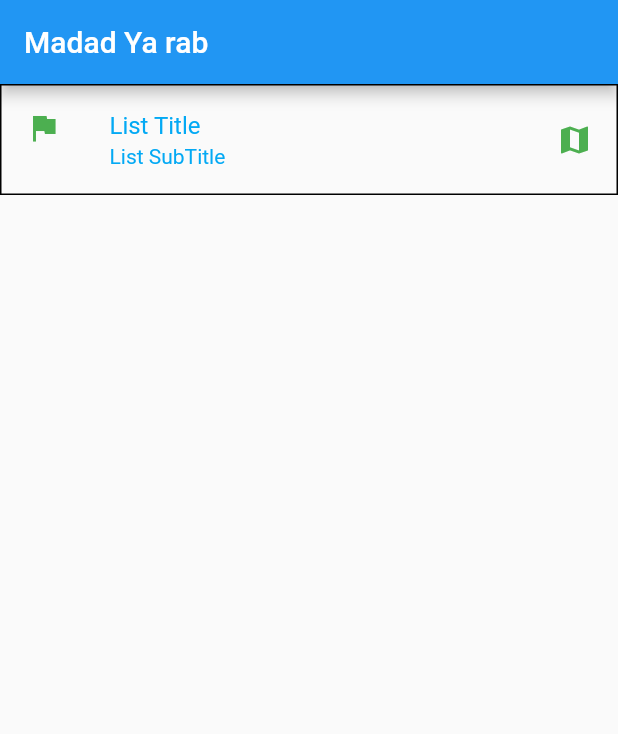
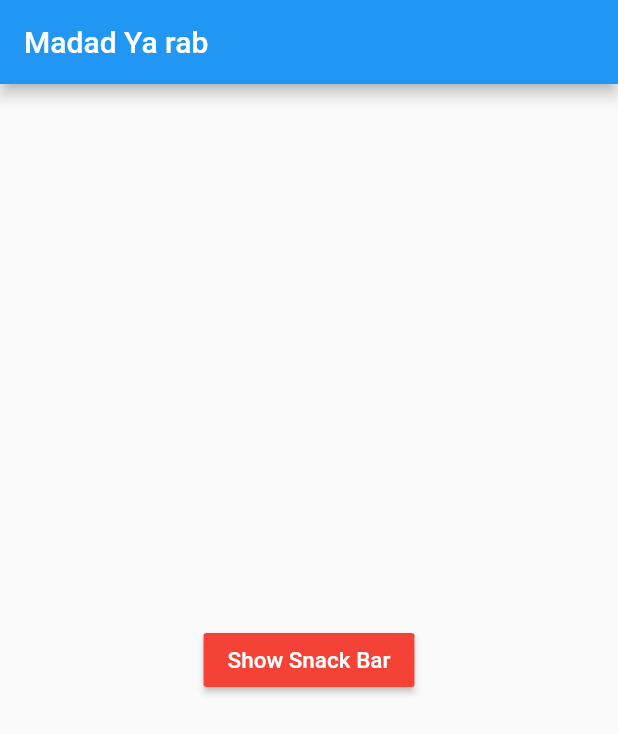
Before and after one commit to nash-2023/0003, a Flutter app: the screen it shows after launch, on a phone screen of 412 x 824 dp. Shown: the top 734 px of the screen. Run offline on Flutter 3.47's test engine with Material 2 defaults, Android fonts, the phone set to English and light mode, and no system bars.

Commit message:
mehwar pc

```diff
--- a/app_3/lib/main.dart
+++ b/app_3/lib/main.dart
@@ -15,6 +15,8 @@ import 'package:app_3/tRadio.dart';
 import 'package:app_3/tRadioList.dart';
 import 'package:app_3/tSwitch.dart';
 import 'package:app_3/tlistTile.dart';
+import 'package:app_3/tcircleAvatar.dart';
+import 'package:app_3/tsnackBar.dart';
 
 void main() {
   runApp(const MyApp());
@@ -31,13 +33,13 @@ class MyApp extends StatelessWidget {
       theme: ThemeData(
         primarySwatch: Colors.blue,
       ),
-      home: const MyHomePage(title: 'Madad Ya rab'),
+      home: MyHomePage(title: 'Madad Ya rab'),
     );
   }
 }
 
 class MyHomePage extends StatelessWidget {
-  const MyHomePage({Key? key, required this.title}) : super(key: key);
+  MyHomePage({Key? key, required this.title}) : super(key: key);
   final String title;
   @override
   Widget build(BuildContext context) {
@@ -45,7 +47,8 @@ class MyHomePage extends StatelessWidget {
       appBar: AppBar(
         title: Text(title),
       ),
-      body: tlistTile(),
+      body: tsnackBar(),
+
       // floatingActionButton: FloatingActionButton(
       //   onPressed: () {
       //     print("FAB");
--- /dev/null
+++ b/app_3/lib/tsnackBar.dart
@@ -0,0 +1,37 @@
+import 'package:flutter/material.dart';
+
+class tsnackBar extends StatefulWidget {
+  const tsnackBar({Key? key}) : super(key: key);
+
+  @override
+  State<tsnackBar> createState() => _tsnackBarState();
+}
+
+class _tsnackBarState extends State<tsnackBar> {
+  @override
+  Widget build(BuildContext context) {
+    return Center(
+      /********************************************* Snack Bar */
+      child: MaterialButton(
+        color: Colors.red,
+        splashColor: Colors.green,
+        onPressed: () {
+          var snackbar = SnackBar(
+            content: Text("fun of"),
+            duration: Duration(seconds: 2),
+          );
+          ScaffoldMessenger.of(context).showSnackBar(snackbar);
+        },
+        child: Text(
+          "Show Snack Bar",
+          style: TextStyle(
+            fontSize: 15.0,
+            color: Colors.white,
+            fontWeight: FontWeight.w500,
+          ),
+        ),
+      ),
+      /** */
+    );
+  }
+}
```
Also changed, not shown: app_3/lib/tcircleAvatar.dart (added, +27 -0 lines), app_3/lib/tlistTile.dart (+93 -1 lines).
